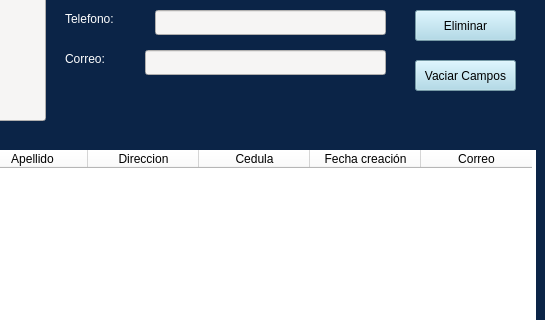
EdCenten0/MAPA-Python, file Proyecto/Interfaces/Ui/Cliente.ui: the form before one commit; both pictures show x 255 to 800 and y 110 to 430 of the 800 by 600 pixel window.
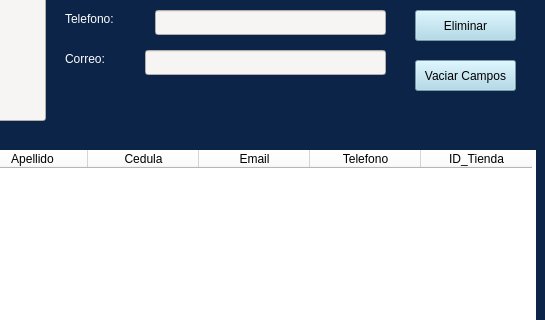
The form after the commit.

Patch:
```diff
--- a/Proyecto/Interfaces/Ui/Cliente.ui
+++ b/Proyecto/Interfaces/Ui/Cliente.ui
@@ -233,11 +233,6 @@
       <string>Apellido</string>
      </property>
     </column>
-    <column>
-     <property name="text">
-      <string>Direccion</string>
-     </property>
-    </column>
     <column>
      <property name="text">
       <string>Cedula</string>
@@ -245,12 +240,17 @@
     </column>
     <column>
      <property name="text">
-      <string>Fecha creación</string>
+      <string>Email</string>
      </property>
     </column>
     <column>
      <property name="text">
-      <string>Correo</string>
+      <string>Telefono</string>
+     </property>
+    </column>
+    <column>
+     <property name="text">
+      <string>ID_Tienda</string>
      </property>
     </column>
    </widget>
```
